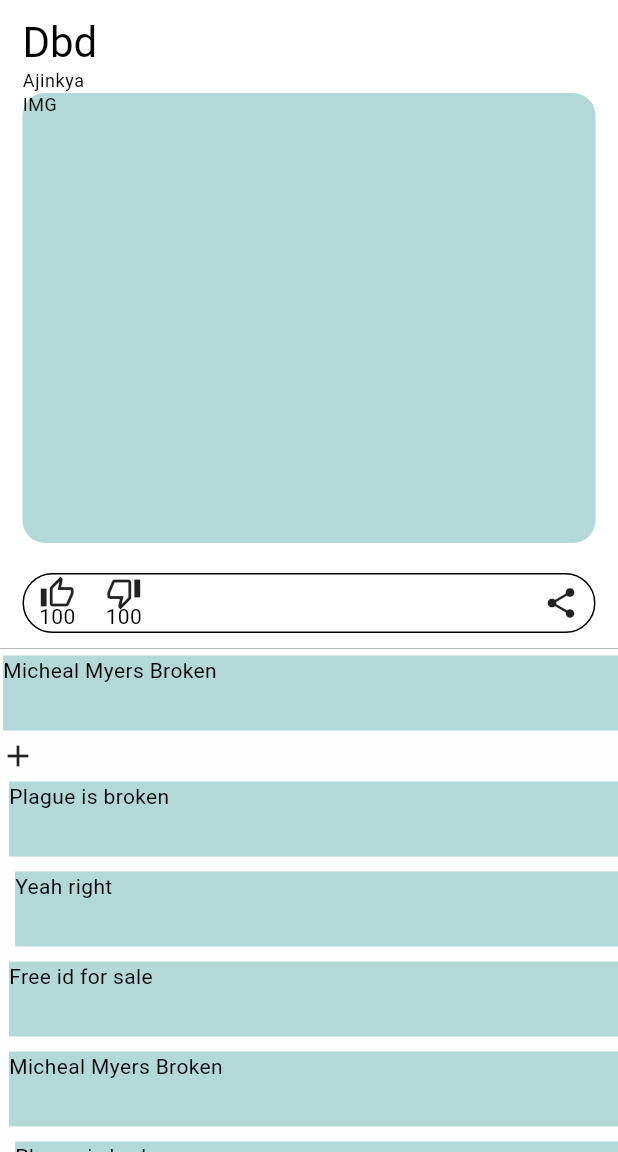
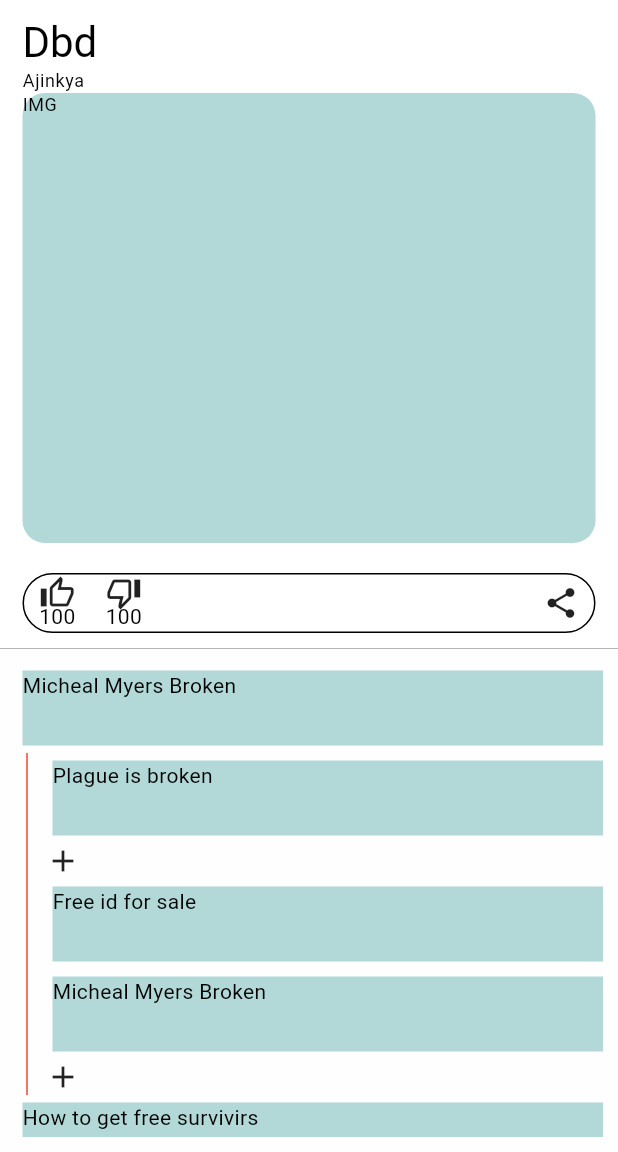
Before and after one commit to Ajinkya1029/Mind_Matters, a Flutter app: the ThreadScreen screen opened directly with sample values from the repository, on a phone screen of 412 x 824 dp, the part 84-1236 px from its top. Run offline on Flutter 3.47's test engine with Material 3 defaults, Android fonts, the phone set to English and light mode, and no system bars.

Commit message:
1 st phase

```diff
--- /dev/null
+++ b/lib/component/comment_block.dart
@@ -0,0 +1,23 @@
+import 'package:flutter/material.dart';
+class Comment extends StatefulWidget{
+  Comment({required this.title,required this.pad,super.key});
+  final String title;
+  final double pad;
+  @override
+  State<Comment> createState()=>_CommentState();
+
+}
+class _CommentState extends State<Comment>{
+  @override
+  Widget build(BuildContext context){
+    return Padding(
+            padding: EdgeInsets.fromLTRB(widget.pad, 0, 0, 0),
+            child: Container(
+              height: 50,
+              margin: EdgeInsets.fromLTRB(0, 5, 0, 5),
+              color: Theme.of(context).colorScheme.secondary,
+              width: double.infinity,
+              child: Text(widget.title),
+            ));
+  }
+}
--- a/lib/component/thread_render.dart
+++ b/lib/component/thread_render.dart
@@ -1,56 +1,94 @@
 import 'package:flutter/material.dart';
-import 'package:flutter/widgets.dart';
 import 'package:mind_matters/models/thread_model.dart';
+import 'package:mind_matters/component/comment_block.dart';
 
 class ThreadRender extends StatefulWidget {
-  ThreadRender(this.thread, this.indent, {super.key});
+  ThreadRender(this.thread,  {super.key});
   final Thread thread;
-  final double indent;
 
   @override
   State<ThreadRender> createState() => _ThreadRenderState();
 }
 
 class _ThreadRenderState extends State<ThreadRender> {
-  bool _isExpanded=true;
+  var _isExpanded = null;
   static const double indentation = 2;
+  Widget build(BuildContext context) {
 
-  @override
-  Widget build(BuildContext context) {
-    final EdgeInsetsGeometry pad =
-        EdgeInsets.only(left: widget.indent* indentation);
     return Column(
       crossAxisAlignment: CrossAxisAlignment.start,
       children: <Widget>[
-        Padding(padding: pad,child: Container(
-          height: 50,
-          margin: EdgeInsets.fromLTRB(0, 5, 0, 5),
-          color: Theme.of(context).colorScheme.secondary,
-          width: double.infinity,
-          child: Text(widget.thread.title),
-        ),),
-       if(widget.thread.subThread!.length>2)
-       GestureDetector(onTap: (){
-        setState(() {
-          _isExpanded=!_isExpanded;
-        });
-       },child: Icon(Icons.add),),
+        Comment(title: widget.thread.title, pad: 5),
+        if (widget.thread.subThread!.isNotEmpty)
+          CustomPaint(
+            painter: LinePainter(indent: 5),
+            child: ListView.builder(
+              shrinkWrap: true,
+              physics: NeverScrollableScrollPhysics(),
+              itemBuilder: (ctx, index) => Padding(
+                  padding: EdgeInsets.fromLTRB(20, 0, 0, 0),
+                  child: Column(
+                    crossAxisAlignment: CrossAxisAlignment.start,
+                    children: <Widget>[
+                     Comment(title: widget.thread.subThread![index].title, pad: 5),
+                      if (widget.thread.subThread![index].subThread!.isNotEmpty)
+                        GestureDetector(
+                          onTap: () {
+                            setState(() {
+                          _isExpanded==null?_isExpanded = widget.thread.subThread![index].title:_isExpanded=null;
+                            });
+                          },
+                          child: _isExpanded==widget.thread.subThread![index].title?Icon(Icons.remove):Icon(Icons.add),
+                        ),
+                      if (_isExpanded == widget.thread.subThread![index].title)
+                        CustomPaint(
+                          painter: LinePainter(indent: 5),
+                          child: ListView.builder(
+                            shrinkWrap: true,
+                            itemBuilder: (ctx, id) =>  Comment(title: widget.thread.subThread![index].subThread![id].title, pad: 20),
+                            itemCount:
+                                widget.thread.subThread![index].subThread!.length,
+                          ),
+                        )
+                    ],
+                  )),
+              itemCount: widget.thread.subThread?.length,
+            ),
+          )
+      ],
+    );
+  }
+}
+class LinePainter extends CustomPainter {
+  final double indent;
+
+
+  LinePainter({
+    required this.indent,
 
 
 
+  });
+
+  @override
+  void paint(Canvas canvas, Size size) {
+
+    Paint paint = Paint()
+      ..color = Colors.red
+      ..strokeWidth = 1;
+
+double startX = 3+ indent.toDouble();
+    double startY = 0;
+    double endY = size.height;
 
 
-        if(_isExpanded&&widget.thread.subThread!.isNotEmpty)
-             ListView.builder(
-                shrinkWrap: true,
-                physics: NeverScrollableScrollPhysics(),
-                itemCount: widget.thread.subThread!.length,
-                itemBuilder: (ctx, index) {
-                  return ThreadRender(
-                      widget.thread.subThread![index], widget.indent + 2);
-                })
+    canvas.drawLine(Offset(startX, startY), Offset(startX, endY), paint);
 
-                   ],
-    );
+
+  }
+
+  @override
+  bool shouldRepaint(LinePainter oldDelegate) {
+    return false;
   }
 }
--- a/lib/data/threadP_dummydata.dart
+++ b/lib/data/threadP_dummydata.dart
@@ -5,6 +5,8 @@ import 'package:mind_matters/data/rooms_dummydata.dart';
 var dummythreadP = [
   Thread(parentRoom: thread[0], title: "Micheal Myers Broken", subThread: [
     Thread(parentRoom: thread[0], title: "Plague is broken", subThread: [
+      Thread(parentRoom: thread[0], title: "Yeah right", subThread: []),
+      Thread(parentRoom: thread[0], title: "Yeah right", subThread: []),
       Thread(parentRoom: thread[0], title: "Yeah right", subThread: [])
     ]),
     Thread(parentRoom: thread[0],  title: "Free id for sale", subThread: []),
--- a/lib/screens/home_screen.dart
+++ b/lib/screens/home_screen.dart
@@ -1,6 +1,7 @@
 import 'package:flutter/material.dart';
 import 'package:mind_matters/screens/forum_screen.dart';
 import 'package:mind_matters/component/add_post.dart';
+import 'package:mind_matters/screens/search_screen.dart';
 
 class HomePage extends StatefulWidget {
   HomePage({super.key});
@@ -20,10 +21,7 @@ class _HomePageState extends State<HomePage> {
 
   final List<Widget> _pages = [
     Rooms(),
-    Container(
-      color: Color.fromRGBO(175, 200, 173, 1),
-      child: Text("Search"),
-    ),
+    SearchScreen(),
     Container(
       child: Text("Chat"),
     ),
--- a/lib/screens/thread_screen.dart
+++ b/lib/screens/thread_screen.dart
@@ -29,12 +29,8 @@ class _ThreadScreenState extends State<ThreadScreen> {
           crossAxisAlignment: CrossAxisAlignment.start,
           children: <Widget>[
             RoomItem(widget.room, widget.showThread),
-            // Expanded(child: ListView.builder(
-            //   itemBuilder: (ctx,index) =>
-            //       Container(child: Text("${dummythreadP[index].title}")),
-            //       itemCount: dummythreadP.length,
-            // ),)
-            Expanded(child:ListView.builder(itemBuilder: (ctx,index)=>ThreadRender(dummythreadP[index], 1),itemCount: dummythreadP.length,)),
+
+            Expanded(child:Padding(padding: EdgeInsets.all(10),child: ListView.builder(itemBuilder: (ctx,index)=>ThreadRender(dummythreadP[index]),itemCount: dummythreadP.length,),)),
             // ThreadRender(dummythreadP[1]),
           ],
         ));
--- a/pubspec.yaml
+++ b/pubspec.yaml
@@ -35,6 +35,7 @@ dependencies:
   # The following adds the Cupertino Icons font to your application.
   # Use with the CupertinoIcons class for iOS style icons.
   cupertino_icons: ^1.0.2
+  http: ^1.2.1
 
 dev_dependencies:
   flutter_test:
```
Also changed, not shown: lib/screens/search_screen.dart (added, +41 -0 lines), pubspec.lock.
